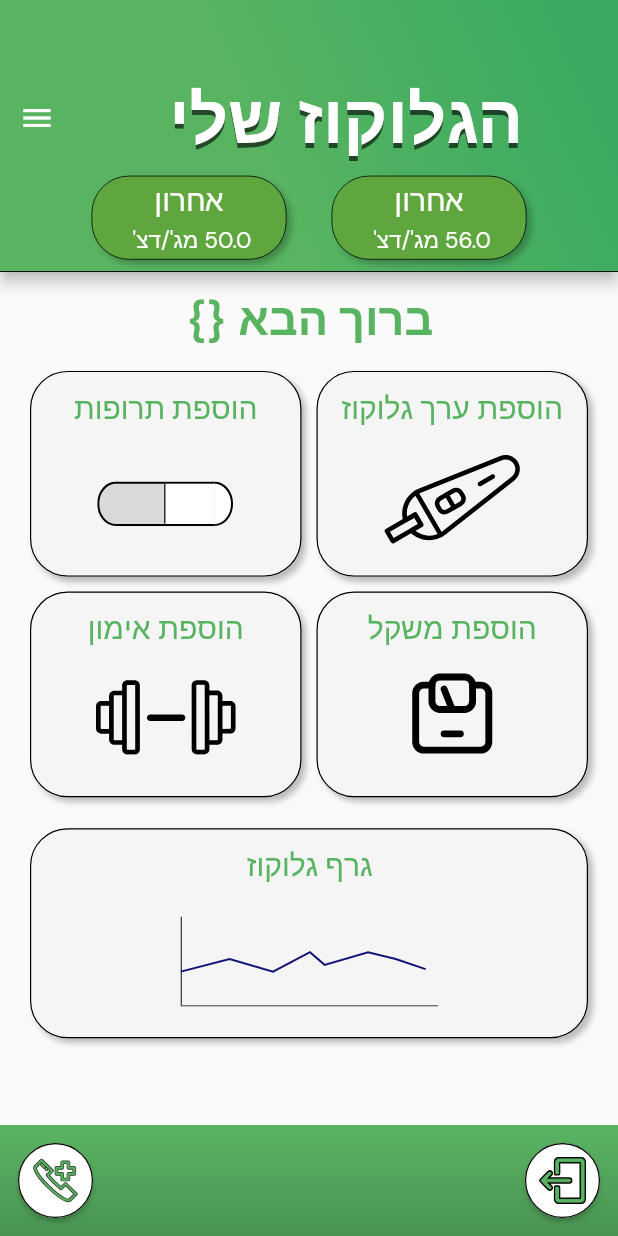
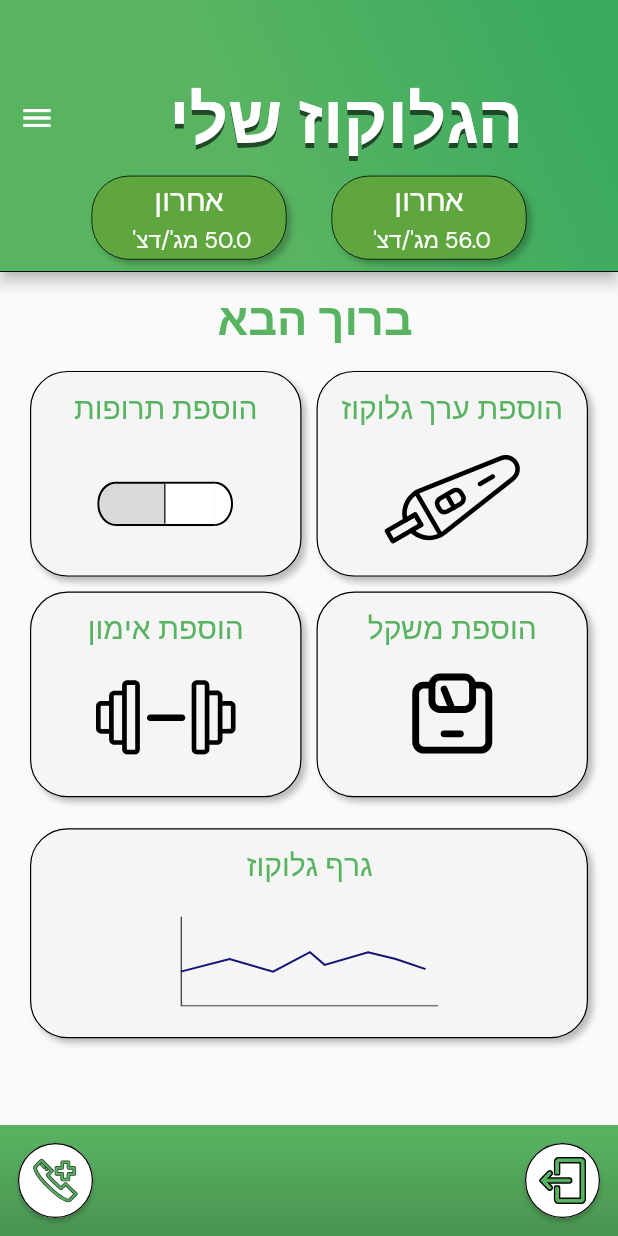
Before and after one commit to JustMax7CB/Gluc-Safe, a Flutter app: the screen it shows once a user with an empty profile is signed in, after a tap on the "menu" icon, on a phone screen of 412 x 824 dp. Run offline on Flutter 3.47's test engine with Material 2 defaults, Android fonts, the phone set to English and light mode, and no system bars; our stand-ins replace awesome_dialog, cloud_firestore, dropdown_button2, easy_localization, firebase_auth, firebase_core and 7 more; missing offline and left inert: age_calculator, flutter_cupertino_datetime_picker, folding_cell; accounts and stored records are empty; network calls fail.

Commit message:
added form widget for the login and register forms, updated the dropdown widget and updated the add glucose button an function

```diff
--- a/lib/screens/Register.dart
+++ b/lib/screens/Register.dart
@@ -19,7 +19,7 @@ class RegisterPage extends StatefulWidget {
 }
 
 class _RegisterPageState extends State<RegisterPage> {
-  late double _deviceHeight, _deviceWidth;
+  late double _deviceWidth;
   final _formkey = GlobalKey<FormState>();
   TextEditingController _emailController = TextEditingController();
   TextEditingController _passwordController = TextEditingController();
@@ -35,7 +35,6 @@ class _RegisterPageState extends State<RegisterPage> {
 
   @override
   Widget build(BuildContext context) {
-    _deviceHeight = MediaQuery.of(context).size.height;
     _deviceWidth = MediaQuery.of(context).size.width;
 
     return Stack(
@@ -46,6 +45,8 @@ class _RegisterPageState extends State<RegisterPage> {
           body: Container(
             margin: EdgeInsets.only(bottom: 10, top: 20),
             width: _deviceWidth,
+            child: Form(
+              key: _formkey,
               child: Column(
                 crossAxisAlignment: CrossAxisAlignment.center,
                 children: [
@@ -184,6 +185,7 @@ class _RegisterPageState extends State<RegisterPage> {
               ),
             ),
           ),
+        ),
         GestureDetector(
           onTap: () {
             if (context.locale == Locale('en'))
--- a/lib/screens/mainPage/MainPage.dart
+++ b/lib/screens/mainPage/MainPage.dart
@@ -1,16 +1,21 @@
 import 'package:easy_localization/easy_localization.dart';
 import 'package:flutter/material.dart';
+import 'package:flutter_cupertino_datetime_picker/flutter_cupertino_datetime_picker.dart';
 import 'package:flutter_svg/flutter_svg.dart';
 import 'package:font_awesome_flutter/font_awesome_flutter.dart';
 import 'package:get_it/get_it.dart';
+import 'package:gluc_safe/Models/enums/enumsExport.dart';
+import 'package:gluc_safe/Models/glucose.dart';
 import 'package:gluc_safe/screens/mainPage/widgets/bottom_navbar.dart';
 import 'package:gluc_safe/screens/mainPage/widgets/card_button.dart';
+import 'package:gluc_safe/screens/mainPage/widgets/glucose_form_modal_sheet.dart';
 import 'package:gluc_safe/screens/mainPage/widgets/navbar_button.dart';
 import 'package:gluc_safe/screens/screens.dart';
 import 'package:gluc_safe/services/database.dart';
 import 'package:gluc_safe/Models/user.dart';
 import 'dart:developer' as dev;
 import 'package:gluc_safe/screens/mainPage/widgets/appbar_container.dart';
+import 'package:gluc_safe/widgets/dropdown.dart';
 import 'package:gluc_safe/widgets/textStroke.dart';
 
 class MainPage extends StatefulWidget {
@@ -25,7 +30,13 @@ class _MainPageState extends State<MainPage> {
   FirebaseService? _firebaseService;
   GlucUser? _glucUser;
   GlucUser nullUser = GlucUser("", "", DateTime.now(), 0, "", "", "", "");
-  GlobalKey _formKey = GlobalKey<FormState>();
+
+  TextEditingController glucoseController = TextEditingController();
+  TextEditingController carbsController = TextEditingController();
+  TextEditingController dateContoller = TextEditingController(
+      text: DateFormat('dd/MM/yyyy HH:mm').format(DateTime.now()));
+  TextEditingController mealController = TextEditingController();
+  TextEditingController notesController = TextEditingController();
 
   @override
   void initState() {
@@ -49,7 +60,7 @@ class _MainPageState extends State<MainPage> {
         userData['contactName'],
         userData['contactNumber']);
     _glucUser = user;
-    return await user;
+    return user;
   }
 
   @override
@@ -57,6 +68,7 @@ class _MainPageState extends State<MainPage> {
     _deviceWidth = MediaQuery.of(context).size.width;
     _deviceHeight = MediaQuery.of(context).size.height;
     return Scaffold(
+      resizeToAvoidBottomInset: false,
       bottomNavigationBar: BottomNavBar(
         logout: _firebaseService!.logout,
         emergency: () => dev.log("Emergency Pressed"),
@@ -77,14 +89,23 @@ class _MainPageState extends State<MainPage> {
         child: Column(
           crossAxisAlignment: CrossAxisAlignment.center,
           children: [
-            Text(
-              "main_page_appbar_welcome".tr(),
+            FutureBuilder(
+              future: getGlucUser(),
+              builder: (context, snapshot) {
+                if (snapshot.hasData) {
+                  return Text(
+                    "main_page_appbar_welcome".tr(args: [_glucUser!.firstName]),
                     style: TextStyle(
                       fontFamily: "DM_Sans",
                       fontSize: 30,
                       fontWeight: FontWeight.w600,
                       color: Color.fromRGBO(89, 180, 98, 1),
                     ),
+                  );
+                } else {
+                  return Text("");
+                }
+              },
             ),
             Container(
               height: _deviceHeight * 0.37,
@@ -97,10 +118,16 @@ class _MainPageState extends State<MainPage> {
                 mainAxisSpacing: 10,
                 children: [
                   GestureDetector(
-                    onTap: () {
-                      dev.log("add glucose button pressed");
-                      showDialogForm();
-                    },
+                    onTap: () => showModalBottomSheet(
+                      shape: RoundedRectangleBorder(
+                        borderRadius: BorderRadius.only(
+                          topLeft: Radius.circular(34),
+                          topRight: Radius.circular(34),
+                        ),
+                      ),
+                      context: context,
+                      builder: (context) => GlucoseFormModalSheet(),
+                    ),
                     child: CardButton(
                       title: "main_page_add_glucose".tr(),
                       icon: SvgPicture.asset(
@@ -177,30 +204,4 @@ class _MainPageState extends State<MainPage> {
       ),
     );
   }
-
-  showDialogForm() {
-    showDialog(
-      context: context,
-      builder: (context) => AlertDialog(
-        title: Text("glucose_page_glucose_entry".tr()),
-        content: SingleChildScrollView(
-          child: Column(
-            children: [
-              Container(
-                height: _deviceHeight * 0.6,
-                child: Form(
-                  key: _formKey,
-                  child: Container(),
-                ),
-              ),
-              ElevatedButton(
-                onPressed: () => Navigator.pop(context),
-                child: Text("misc_snackbar_dismiss".tr()),
-              ),
-            ],
-          ),
-        ),
-      ),
-    );
 }
-}
--- a/lib/screens/mainPage/widgets/card_button.dart
+++ b/lib/screens/mainPage/widgets/card_button.dart
@@ -1,16 +1,17 @@
 import 'package:flutter/material.dart';
 
 class CardButton extends StatelessWidget {
+  final String title;
+  final Widget icon;
+  double? width;
+  double? height;
+
   CardButton(
       {super.key,
       required this.title,
       required this.icon,
       this.width,
       this.height});
-  final String title;
-  final Widget icon;
-  double? width;
-  double? height;
 
   @override
   Widget build(BuildContext context) {
```
Also changed, not shown: lib/screens/LoginPage.dart (+6 -6 lines), lib/widgets/dropdown.dart (+14 -19 lines). Lines whose indentation alone changed are shown as unchanged.
